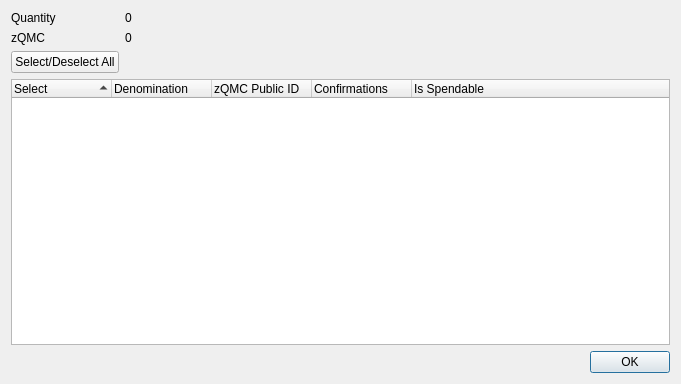
Before: the Qt Designer form src/qt/forms/zqmccontroldialog.ui in project-qmc/QMC, drawn with Qt 5.
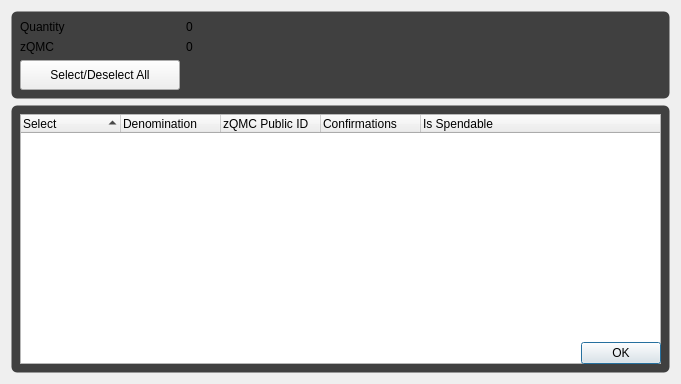
After: the same form once the commit is applied.

```diff
--- a/src/qt/forms/zqmccontroldialog.ui
+++ b/src/qt/forms/zqmccontroldialog.ui
@@ -19,8 +19,18 @@
   <property name="windowTitle">
    <string>Select zQMC to Spend</string>
   </property>
+  <property name="styleSheet">
+   <string notr="true">QWidget#wid1, QWidget#wid2
+{
+	background: #404040;
+	border: 1px solid transparent;
+	border-radius: 6px;
+	color: #FFFFFFF;
+}</string>
+  </property>
   <layout class="QGridLayout" name="gridLayout">
    <item row="0" column="0">
+    <widget class="QWidget" name="wid1" native="true">
     <layout class="QFormLayout" name="formLayout">
      <property name="sizeConstraint">
       <enum>QLayout::SetDefaultConstraint</enum>
@@ -55,14 +65,28 @@
      </item>
      <item row="2" column="0">
       <widget class="QPushButton" name="pushButtonAll">
+        <property name="minimumSize">
+         <size>
+          <width>160</width>
+          <height>30</height>
+         </size>
+        </property>
+        <property name="maximumSize">
+         <size>
+          <width>160</width>
+          <height>30</height>
+         </size>
+        </property>
        <property name="text">
         <string>Select/Deselect All</string>
        </property>
       </widget>
      </item>
     </layout>
+    </widget>
    </item>
    <item row="1" column="0">
+    <widget class="QWidget" name="wid2" native="true">
     <layout class="QVBoxLayout" name="verticalLayout">
      <item>
       <widget class="QTreeWidget" name="treeWidget">
@@ -122,6 +146,7 @@
       </widget>
      </item>
     </layout>
+    </widget>
    </item>
   </layout>
  </widget>
```
Left out of the diff: 35 changed lines with no effect on the pictures. Lines whose indentation alone changed are shown as unchanged.
